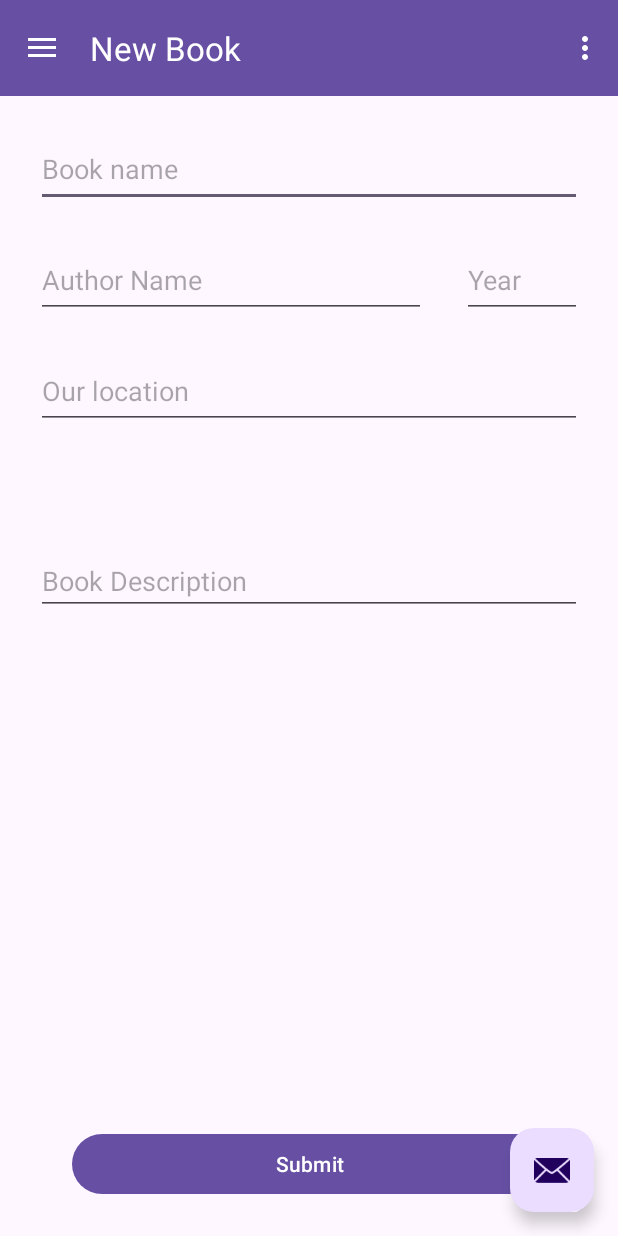
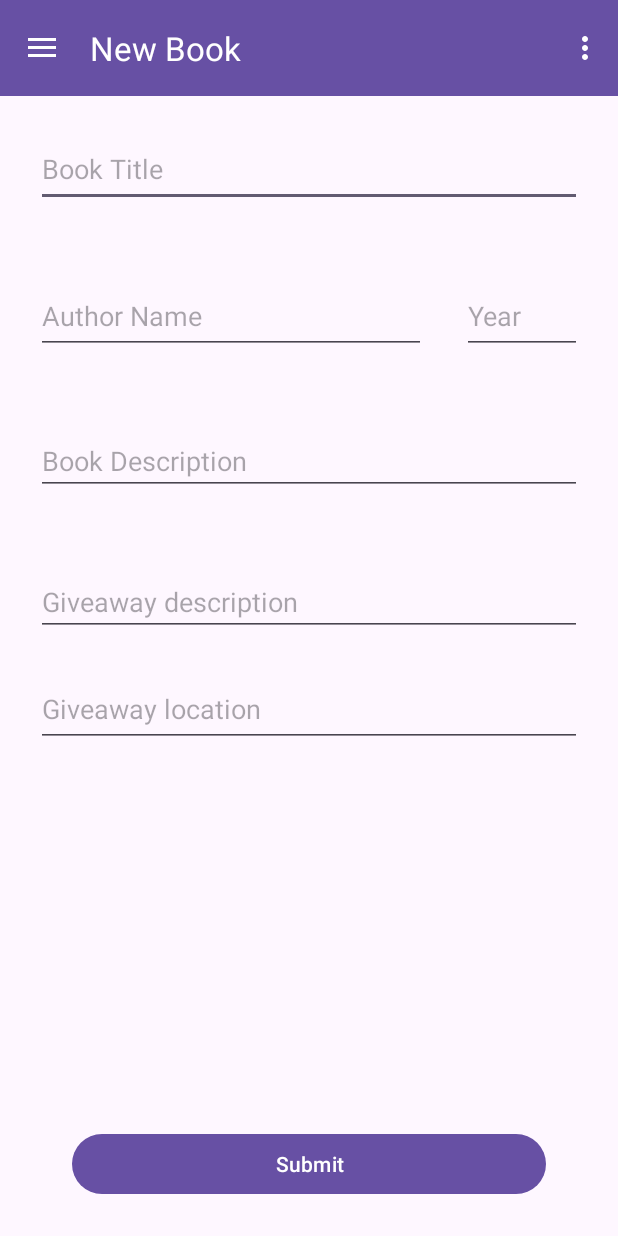
Before and after one commit to IThror10/bookTinder, an Android app: the MainActivity screen opened directly, with no data from a screen before it, in the side drawer, after a tap on "New Book", on a phone screen of 412 x 824 dp. Run offline under Robolectric (Android 15) with nearby library versions, the phone set to English and light mode, and no system bars; our stand-ins replace RxJava, navigation-ui; 3 statements that could not run were skipped.

Commit message:
Giveaway

```diff
--- a/Binder/app/src/main/java/com/example/binder/MainActivity.kt
+++ b/Binder/app/src/main/java/com/example/binder/MainActivity.kt
@@ -26,11 +26,6 @@ class MainActivity : AppCompatActivity() {
 
         setSupportActionBar(binding.appBarMain.toolbar)
 
-        binding.appBarMain.fab.setOnClickListener { view ->
-            Snackbar.make(view, "Replace with your own action", Snackbar.LENGTH_LONG)
-                .setAction("Action", null)
-                .setAnchorView(R.id.fab).show()
-        }
         val drawerLayout: DrawerLayout = binding.drawerLayout
         val navView: NavigationView = binding.navView
         val navController = findNavController(R.id.nav_host_fragment_content_main)
--- a/Binder/app/src/main/java/com/example/binder/Session.kt
+++ b/Binder/app/src/main/java/com/example/binder/Session.kt
@@ -2,7 +2,6 @@ package com.example.binder
 
 import android.annotation.SuppressLint
 import android.content.Context
-import android.content.Intent
 import com.example.binder.app.BinderApplication
 import com.example.binder.model.Book
 import com.example.binder.model.UserData
@@ -13,26 +12,20 @@ lateinit var userToken: String
 lateinit var currentUser: UserData
 
 var userBooks: List<Book> = listOf(
-    Book("Author", "Book", 2024),
-    Book("Author", "Book", 2024),
-    Book("Author", "Book", 2024),
-    Book("Author", "Book", 2024),
-    Book("Author", "Book", 2024),
-    Book("Author", "Book", 2024),
-    Book("Author", "Book", 2024),
-    Book("Author", "Book", 2024),
-    Book("Author", "Book", 2024),
-    Book("Author", "Book", 2024),
-    Book("Author", "Book", 2024),
-    Book("Author", "Book", 2024),
-    Book("Author", "Book", 2024),
-    Book("Author", "Book", 2024),
-    Book("Author", "Book", 2024),
-    Book("Author", "Book", 2024),
-    Book("Author", "Book", 2024),
-    Book("Author", "Book", 2024),
-    Book("Author", "Book", 2024),
-    Book("Author", "Book", 2024)
+    Book(-1, "Book", "Author", 2024, "Good Book"),
+    Book(-1, "Book", "Author", 2024, "Good Book"),
+    Book(-1, "Book", "Author", 2024, "Good Book"),
+    Book(-1, "Book", "Author", 2024, "Good Book"),
+    Book(-1, "Book", "Author", 2024, "Good Book"),
+    Book(-1, "Book", "Author", 2024, "Good Book"),
+    Book(-1, "Book", "Author", 2024, "Good Book"),
+    Book(-1, "Book", "Author", 2024, "Good Book"),
+    Book(-1, "Book", "Author", 2024, "Good Book"),
+    Book(-1, "Book", "Author", 2024, "Good Book"),
+    Book(-1, "Book", "Author", 2024, "Good Book"),
+    Book(-1, "Book", "Author", 2024, "Good Book"),
+    Book(-1, "Book", "Author", 2024, "Good Book"),
+    Book(-1, "Book", "Author", 2024, "Good Book"),
 )
 
 fun bearer() = "Bearer $userToken"
--- /dev/null
+++ b/Binder/app/src/main/java/com/example/binder/Utils.kt
@@ -0,0 +1,6 @@
+package com.example.binder
+
+import android.widget.EditText
+
+fun EditText.str() = this.text.toString()
+fun EditText.int() = this.str().toInt()
--- a/Binder/app/src/main/java/com/example/binder/api/BinderAPI.kt
+++ b/Binder/app/src/main/java/com/example/binder/api/BinderAPI.kt
@@ -1,5 +1,7 @@
 package com.example.binder.api
 
+import com.example.binder.model.Book
+import com.example.binder.model.Giveaway
 import com.example.binder.model.UserData
 import com.squareup.moshi.Json
 import io.reactivex.Single
@@ -32,6 +34,12 @@ interface BinderAPI {
         @Header("Authorization") token: String,
         @Body req: UpdateUserRequest
     ): Single<UserData>
+
+    @POST("user/book")
+    fun createGiveaway(
+        @Header("Authorization") token: String,
+        @Body req: Giveaway
+    ): Single<Giveaway>
 }
 
 data class RegisterUserReq(
--- a/Binder/app/src/main/java/com/example/binder/model/Book.kt
+++ b/Binder/app/src/main/java/com/example/binder/model/Book.kt
@@ -1,9 +1,13 @@
 package com.example.binder.model
 
-class Book(
-    val name: String,
-    val author: String,
-    val year: Int
+import com.squareup.moshi.Json
+
+data class Book(
+    @field:Json(name = "id") val id: Long,
+    @field:Json(name = "title") val title: String,
+    @field:Json(name = "author") val author: String,
+    @field:Json(name = "year") val year: Int,
+    @field:Json(name = "description") val description: String
 )
 
-fun Book.toInfoStr(): String = "$author/$name ($year)"
+fun Book.toInfoStr(): String = "$author/$title ($year)"
--- /dev/null
+++ b/Binder/app/src/main/java/com/example/binder/model/Giveaway.kt
@@ -0,0 +1,10 @@
+package com.example.binder.model
+
+import com.squareup.moshi.Json
+
+data class Giveaway(
+    @field:Json(name = "id") val id: Long,
+    @field:Json(name = "userId") val userId: Long,
+    @field:Json(name = "description") val description: String,
+    @field:Json(name = "book") val book: Book,
+)
--- a/Binder/app/src/main/java/com/example/binder/model/Profile.kt
+++ /dev/null
@@ -1,7 +0,0 @@
-package com.example.binder.model
-
-class Profile(
-    val name: String,
-    val personal: String,
-    val books: List<Book>
-)
--- a/Binder/app/src/main/java/com/example/binder/ui/matches/MatchesFragment.kt
+++ b/Binder/app/src/main/java/com/example/binder/ui/matches/MatchesFragment.kt
@@ -37,7 +37,10 @@ class MatchesFragment : Fragment() {
     }
 
     fun updateUI() {
-        val match = Match(Book("My Author", "My Book", 2024), Book("Match Author", "Match Book", 2023))
+        val match = Match(
+            Book(-1, "My Book", "My Author", 2024, "Good Book"),
+            Book(-1, "Match Book", "Match Author", 1984, "Another Good Book")
+        )
         matchAdapter.setData(mutableListOf<Match>().apply { repeat(50) {this.add(match)} })
         matchRV.layoutManager = LinearLayoutManager(context)
         matchRV.adapter = matchAdapter
--- a/Binder/app/src/main/java/com/example/binder/ui/newbook/NewBookFragment.kt
+++ b/Binder/app/src/main/java/com/example/binder/ui/newbook/NewBookFragment.kt
@@ -1,20 +1,42 @@
 package com.example.binder.ui.newbook
 
+import android.annotation.SuppressLint
 import android.os.Bundle
+import android.util.Log
 import android.view.LayoutInflater
 import android.view.View
 import android.view.ViewGroup
+import android.widget.Button
+import android.widget.EditText
 import androidx.fragment.app.Fragment
+import androidx.recyclerview.widget.RecyclerView
+import com.example.binder.ErrorUtils
+import com.example.binder.app.BinderApplication
+import com.example.binder.bearer
+import com.example.binder.currentUser
 import com.example.binder.databinding.FragmentNewBookBinding
+import com.example.binder.int
+import com.example.binder.model.Book
+import com.example.binder.model.Giveaway
+import com.example.binder.str
+import io.reactivex.android.schedulers.AndroidSchedulers
+import io.reactivex.schedulers.Schedulers
 
 class NewBookFragment : Fragment() {
 
     private var _binding: FragmentNewBookBinding? = null
-
-    // This property is only valid between onCreateView and
-    // onDestroyView.
     private val binding get() = _binding!!
 
+    private lateinit var bookTitleET: EditText
+    private lateinit var bookAuthorET: EditText
+    private lateinit var bookYearET: EditText
+    private lateinit var bookDescET: EditText
+    private lateinit var giveawayDescET: EditText
+    private lateinit var giveawayLocET: EditText
+    private lateinit var suggestRV: RecyclerView
+    private lateinit var submitButton: Button
+
+    @SuppressLint("CheckResult")
     override fun onCreateView(
         inflater: LayoutInflater,
         container: ViewGroup?,
@@ -22,6 +44,33 @@ class NewBookFragment : Fragment() {
     ): View {
         _binding = FragmentNewBookBinding.inflate(inflater, container, false)
         val root: View = binding.root
+
+        bookTitleET = binding.newBookTitle
+        bookAuthorET = binding.newBookAuthorName
+        bookYearET = binding.newBookYear
+        bookDescET = binding.newBookDescription
+        giveawayDescET = binding.newBookGiveawayDescription
+        giveawayLocET = binding.newBookLocation
+        suggestRV = binding.suggestBooksRv
+        submitButton = binding.newBookSubmit
+
+        submitButton.setOnClickListener {
+            if (bookTitleET.text.isBlank()) return@setOnClickListener
+            if (bookAuthorET.text.isBlank()) return@setOnClickListener
+            if (bookYearET.text.isBlank()) return@setOnClickListener
+            if (bookDescET.text.isBlank()) return@setOnClickListener
+            if (giveawayDescET.text.isBlank()) return@setOnClickListener
+            if (giveawayLocET.text.isBlank()) return@setOnClickListener
+            val book =
+                Book(-1, bookTitleET.str(), bookAuthorET.str(), bookYearET.int(), bookDescET.str())
+            val giveaway = Giveaway(-1, currentUser.userId, giveawayDescET.str(), book)
+            BinderApplication.instance.binderApi.createGiveaway(bearer(), giveaway)
+                .subscribeOn(Schedulers.io())
+                .observeOn(AndroidSchedulers.mainThread())
+                .subscribe({
+                    Log.i("Created giveaway!", it.toString())
+                }, { ErrorUtils.showMessage(it, this.requireContext()) })
+        }
 
         return root
     }
--- a/Binder/app/src/main/res/layout/app_bar_main.xml
+++ b/Binder/app/src/main/res/layout/app_bar_main.xml
@@ -22,13 +22,4 @@
 
     <include layout="@layout/content_main" />
 
-    <com.google.android.material.floatingactionbutton.FloatingActionButton
-        android:id="@+id/fab"
-        android:layout_width="wrap_content"
-        android:layout_height="wrap_content"
-        android:layout_gravity="bottom|end"
-        android:layout_marginEnd="@dimen/fab_margin"
-        android:layout_marginBottom="16dp"
-        app:srcCompat="@android:drawable/ic_dialog_email" />
-
 </androidx.coordinatorlayout.widget.CoordinatorLayout>
--- a/Binder/app/src/main/res/layout/fragment_new_book.xml
+++ b/Binder/app/src/main/res/layout/fragment_new_book.xml
@@ -1,74 +1,109 @@
 <?xml version="1.0" encoding="utf-8"?>
-<androidx.constraintlayout.widget.ConstraintLayout xmlns:android="http://schemas.android.com/apk/res/android"
+<ScrollView xmlns:android="http://schemas.android.com/apk/res/android"
     xmlns:app="http://schemas.android.com/apk/res-auto"
     xmlns:tools="http://schemas.android.com/tools"
     android:layout_width="match_parent"
     android:layout_height="match_parent"
+    android:fillViewport="true">
+
+    <androidx.constraintlayout.widget.ConstraintLayout
+        android:layout_width="match_parent"
+        android:layout_height="wrap_content"
+        android:scrollbars="vertical"
         tools:context=".ui.newbook.NewBookFragment">
 
         <EditText
-        android:id="@+id/new_book_name"
+            android:id="@+id/new_book_title"
             android:layout_width="0dp"
             android:layout_height="50dp"
-        android:hint="@string/book_name"
             android:layout_margin="24dp"
+            android:hint="@string/book_title"
+            app:layout_constraintBottom_toBottomOf="parent"
             app:layout_constraintEnd_toEndOf="parent"
             app:layout_constraintStart_toStartOf="parent"
-        app:layout_constraintTop_toTopOf="parent" />
+            app:layout_constraintTop_toTopOf="parent"
+            app:layout_constraintVertical_bias="0" />
 
         <EditText
             android:id="@+id/new_book_author_name"
             android:layout_width="0dp"
             android:layout_height="50dp"
             android:layout_margin="24dp"
+            android:hint="@string/author_name"
             android:inputType="text"
-        android:hint="@string/author_name"
             app:layout_constraintEnd_toStartOf="@+id/new_book_year"
             app:layout_constraintStart_toStartOf="parent"
-        app:layout_constraintTop_toBottomOf="@+id/new_book_name" />
+            app:layout_constraintTop_toBottomOf="@+id/suggest_books_rv" />
 
         <EditText
             android:id="@+id/new_book_year"
             android:layout_width="80dp"
             android:layout_height="50dp"
             android:layout_margin="24dp"
+            android:hint="@string/year"
             android:inputType="number"
-        android:hint="@string/year"
             app:layout_constraintEnd_toEndOf="parent"
-        app:layout_constraintTop_toBottomOf="@+id/new_book_name" />
+            app:layout_constraintTop_toBottomOf="@+id/suggest_books_rv" />
 
         <EditText
             android:id="@+id/new_book_location"
             android:layout_width="0dp"
             android:layout_height="50dp"
             android:layout_margin="24dp"
-        android:hint="@string/our_location"
+            android:hint="@string/giveaway_location"
+            app:layout_constraintEnd_toEndOf="parent"
+            app:layout_constraintStart_toStartOf="parent"
+            app:layout_constraintTop_toBottomOf="@+id/new_book_giveaway_description" />
+
+        <EditText
+            android:id="@+id/new_book_description"
+            android:layout_width="0dp"
+            android:layout_height="70dp"
+            android:layout_margin="24dp"
+            android:gravity="bottom"
+            android:hint="@string/book_description"
+            android:inputType="textMultiLine"
             app:layout_constraintEnd_toEndOf="parent"
             app:layout_constraintStart_toStartOf="parent"
             app:layout_constraintTop_toBottomOf="@+id/new_book_author_name" />
 
         <EditText
-        android:id="@+id/editTextTextMultiLine"
+            android:id="@+id/new_book_giveaway_description"
             android:layout_width="0dp"
-        android:layout_height="100dp"
+            android:layout_height="70dp"
             android:layout_margin="24dp"
+            android:gravity="bottom"
+            android:hint="@string/giveaway_description"
             android:inputType="textMultiLine"
-        android:hint="@string/book_description"
-        android:gravity="bottom"
             app:layout_constraintEnd_toEndOf="parent"
             app:layout_constraintStart_toStartOf="parent"
-        app:layout_constraintTop_toBottomOf="@+id/new_book_location" />
+            app:layout_constraintTop_toBottomOf="@+id/new_book_description" />
 
         <Button
             android:id="@+id/new_book_submit"
             android:layout_width="0dp"
             android:layout_height="wrap_content"
+            android:layout_marginStart="48dp"
+            android:layout_marginEnd="48dp"
+            android:layout_marginBottom="24dp"
+            android:layout_marginTop="24dp"
             android:text="@string/submit"
-        android:layout_marginBottom="24dp"
-        android:layout_marginEnd="48dp"
-        android:layout_marginStart="48dp"
             app:layout_constraintBottom_toBottomOf="parent"
             app:layout_constraintEnd_toEndOf="parent"
-        app:layout_constraintStart_toStartOf="parent" />
+            app:layout_constraintStart_toStartOf="parent"
+            app:layout_constraintTop_toBottomOf="@+id/new_book_location"
+            app:layout_constraintVertical_bias="1.0" />
 
+        <androidx.recyclerview.widget.RecyclerView
+            android:id="@+id/suggest_books_rv"
+            android:layout_width="0dp"
+            android:layout_height="wrap_content"
+            android:layout_margin="24dp"
+            android:maxHeight="110dp"
+            app:layout_constraintEnd_toEndOf="parent"
+            app:layout_constraintStart_toStartOf="parent"
+            app:layout_constraintTop_toBottomOf="@+id/new_book_title"
+            tools:itemCount="2"
+            tools:listitem="@layout/book_item" />
     </androidx.constraintlayout.widget.ConstraintLayout>
+</ScrollView>
--- a/Binder/app/src/main/res/layout/nav_header_main.xml
+++ b/Binder/app/src/main/res/layout/nav_header_main.xml
@@ -25,11 +25,13 @@
         android:layout_height="wrap_content"
         android:paddingTop="@dimen/nav_header_vertical_spacing"
         android:text="@string/nav_header_title"
+        android:textSize="24sp"
         android:textAppearance="@style/TextAppearance.AppCompat.Body1" />
 
     <TextView
         android:id="@+id/textView"
         android:layout_width="wrap_content"
         android:layout_height="wrap_content"
+        android:textSize="16sp"
         android:text="@string/nav_header_subtitle" />
 </LinearLayout>
--- a/Binder/app/src/main/res/values/strings.xml
+++ b/Binder/app/src/main/res/values/strings.xml
@@ -7,7 +7,7 @@
     <string name="navigation_drawer_open">Open navigation drawer</string>
     <string name="navigation_drawer_close">Close navigation drawer</string>
     <string name="nav_header_title">Binder</string>
-    <string name="nav_header_subtitle">Connecting people</string>
+    <string name="nav_header_subtitle">Tinder but for books</string>
     <string name="nav_header_desc">Navigation header</string>
     <string name="action_settings">Settings</string>
 
@@ -16,12 +16,12 @@
     <string name="menu_new_book">New Book</string>
     <string name="partner_book_name">Partner book name</string>
     <string name="ok">OK</string>
-    <string name="book_name">Book name</string>
+    <string name="book_title">Book Title</string>
     <string name="name">Name</string>
     <string name="year">Year</string>
     <string name="submit">Submit</string>
     <string name="author_name">Author Name</string>
-    <string name="our_location">Our location</string>
+    <string name="giveaway_location">Giveaway location</string>
 
 
     <string name="hint_log">Username</string>
@@ -36,4 +36,5 @@
     <string name="like">Like</string>
     <string name="book_description">Book Description</string>
     <string name="menu_swipe">Swipe</string>
+    <string name="giveaway_description">Giveaway description</string>
 </resources>
```
Lines whose indentation alone changed are shown as unchanged.
